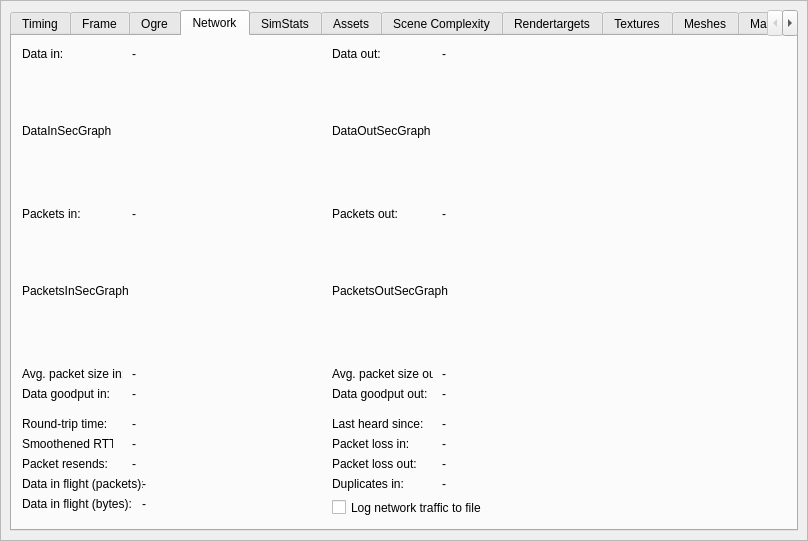
This is bin/data/ui/profiler.ui in realXtend/tundra as Qt 5 draws it before an edit. The edited form follows.
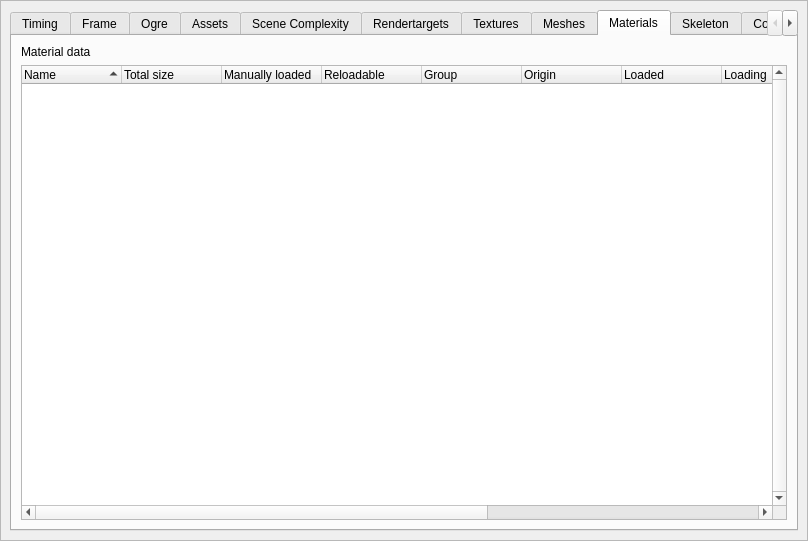
This is the edited form. The open tabs and pages were chosen to show the change.

Commit message: DebugStatsModule and TimeProfilerWindow cleanup. Remove LLUDP networking tabs from the profiling window. Enable profiler window even if not running with PROFILING enabled, as the window contains useful Ogre statistics.

Diff of the .ui file:
```diff
--- a/bin/data/ui/profiler.ui
+++ b/bin/data/ui/profiler.ui
@@ -805,593 +805,6 @@
           </property>
          </widget>
         </widget>
-        <widget class="QWidget" name="network">
-         <attribute name="title">
-          <string>Network</string>
-         </attribute>
-         <widget class="QLabel" name="label_20">
-          <property name="geometry">
-           <rect>
-            <x>10</x>
-            <y>10</y>
-            <width>81</width>
-            <height>16</height>
-           </rect>
-          </property>
-          <property name="text">
-           <string>Data in:</string>
-          </property>
-         </widget>
-         <widget class="QLabel" name="label_27">
-          <property name="geometry">
-           <rect>
-            <x>320</x>
-            <y>10</y>
-            <width>101</width>
-            <height>16</height>
-           </rect>
-          </property>
-          <property name="text">
-           <string>Data out:</string>
-          </property>
-         </widget>
-         <widget class="QLabel" name="labelDataInPerSec">
-          <property name="geometry">
-           <rect>
-            <x>120</x>
-            <y>10</y>
-            <width>111</width>
-            <height>16</height>
-           </rect>
-          </property>
-          <property name="text">
-           <string>-</string>
-          </property>
-         </widget>
-         <widget class="QLabel" name="labelDataOutPerSec">
-          <property name="geometry">
-           <rect>
-            <x>430</x>
-            <y>10</y>
-            <width>121</width>
-            <height>16</height>
-           </rect>
-          </property>
-          <property name="text">
-           <string>-</string>
-          </property>
-         </widget>
-         <widget class="QLabel" name="labelDataInSecGraph">
-          <property name="geometry">
-           <rect>
-            <x>10</x>
-            <y>30</y>
-            <width>300</width>
-            <height>130</height>
-           </rect>
-          </property>
-          <property name="text">
-           <string>DataInSecGraph</string>
-          </property>
-         </widget>
-         <widget class="QLabel" name="labelDataOutSecGraph">
-          <property name="geometry">
-           <rect>
-            <x>320</x>
-            <y>30</y>
-            <width>300</width>
-            <height>130</height>
-           </rect>
-          </property>
-          <property name="text">
-           <string>DataOutSecGraph</string>
-          </property>
-         </widget>
-         <widget class="QLabel" name="labelPacketsInSecGraph">
-          <property name="geometry">
-           <rect>
-            <x>10</x>
-            <y>190</y>
-            <width>300</width>
-            <height>130</height>
-           </rect>
-          </property>
-          <property name="text">
-           <string>PacketsInSecGraph</string>
-          </property>
-         </widget>
-         <widget class="QLabel" name="labelPacketsOutSecGraph">
-          <property name="geometry">
-           <rect>
-            <x>320</x>
-            <y>190</y>
-            <width>300</width>
-            <height>130</height>
-           </rect>
-          </property>
-          <property name="text">
-           <string>PacketsOutSecGraph</string>
-          </property>
-         </widget>
-         <widget class="QLabel" name="labelPacketsOutPerSec">
-          <property name="geometry">
-           <rect>
-            <x>430</x>
-            <y>170</y>
-            <width>131</width>
-            <height>16</height>
-           </rect>
-          </property>
-          <property name="text">
-           <string>-</string>
-          </property>
-         </widget>
-         <widget class="QLabel" name="label_21">
-          <property name="geometry">
-           <rect>
-            <x>10</x>
-            <y>170</y>
-            <width>81</width>
-            <height>16</height>
-           </rect>
-          </property>
-          <property name="text">
-           <string>Packets in:</string>
-          </property>
-         </widget>
-         <widget class="QLabel" name="labelPacketsInPerSec">
-          <property name="geometry">
-           <rect>
-            <x>120</x>
-            <y>170</y>
-            <width>111</width>
-            <height>16</height>
-           </rect>
-          </property>
-          <property name="text">
-           <string>-</string>
-          </property>
-         </widget>
-         <widget class="QLabel" name="label_28">
-          <property name="geometry">
-           <rect>
-            <x>320</x>
-            <y>170</y>
-            <width>101</width>
-            <height>16</height>
-           </rect>
-          </property>
-          <property name="text">
-           <string>Packets out:</string>
-          </property>
-         </widget>
-         <widget class="QLabel" name="labelRoundTripTime">
-          <property name="geometry">
-           <rect>
-            <x>120</x>
-            <y>380</y>
-            <width>111</width>
-            <height>16</height>
-           </rect>
-          </property>
-          <property name="text">
-           <string>-</string>
-          </property>
-         </widget>
-         <widget class="QLabel" name="labelAvgPacketSizeIn">
-          <property name="geometry">
-           <rect>
-            <x>120</x>
-            <y>330</y>
-            <width>111</width>
-            <height>16</height>
-           </rect>
-          </property>
-          <property name="text">
-           <string>-</string>
-          </property>
-         </widget>
-         <widget class="QLabel" name="label_46">
-          <property name="geometry">
-           <rect>
-            <x>320</x>
-            <y>440</y>
-            <width>121</width>
-            <height>16</height>
-           </rect>
-          </property>
-          <property name="text">
-           <string>Duplicates in:</string>
-          </property>
-         </widget>
-         <widget class="QLabel" name="labelAvgPacketSizeOut">
-          <property name="geometry">
-           <rect>
-            <x>430</x>
-            <y>330</y>
-            <width>141</width>
-            <height>16</height>
-           </rect>
-          </property>
-          <property name="text">
-           <string>-</string>
-          </property>
-         </widget>
-         <widget class="QLabel" name="label_45">
-          <property name="geometry">
-           <rect>
-            <x>320</x>
-            <y>400</y>
-            <width>121</width>
-            <height>16</height>
-           </rect>
-          </property>
-          <property name="text">
-           <string>Packet loss in:</string>
-          </property>
-         </widget>
-         <widget class="QLabel" name="labelPacketResends">
-          <property name="geometry">
-           <rect>
-            <x>120</x>
-            <y>420</y>
-            <width>111</width>
-            <height>16</height>
-           </rect>
-          </property>
-          <property name="text">
-           <string>-</string>
-          </property>
-         </widget>
-         <widget class="QLabel" name="label_36">
-          <property name="geometry">
-           <rect>
-            <x>10</x>
-            <y>380</y>
-            <width>101</width>
-            <height>16</height>
-           </rect>
-          </property>
-          <property name="text">
-           <string>Round-trip time:</string>
-          </property>
-         </widget>
-         <widget class="QLabel" name="label_37">
-          <property name="geometry">
-           <rect>
-            <x>320</x>
-            <y>380</y>
-            <width>101</width>
-            <height>16</height>
-           </rect>
-          </property>
-          <property name="text">
-           <string>Last heard since:</string>
-          </property>
-         </widget>
-         <widget class="QLabel" name="labelDataInFlightPackets">
-          <property name="geometry">
-           <rect>
-            <x>130</x>
-            <y>440</y>
-            <width>111</width>
-            <height>16</height>
-           </rect>
-          </property>
-          <property name="text">
-           <string>-</string>
-          </property>
-         </widget>
-         <widget class="QLabel" name="labelLastHeardSince">
-          <property name="geometry">
-           <rect>
-            <x>430</x>
-            <y>380</y>
-            <width>111</width>
-            <height>16</height>
-           </rect>
-          </property>
-          <property name="text">
-           <string>-</string>
-          </property>
-         </widget>
-         <widget class="QLabel" name="label_38">
-          <property name="geometry">
-           <rect>
-            <x>10</x>
-            <y>350</y>
-            <width>101</width>
-            <height>16</height>
-           </rect>
-          </property>
-          <property name="text">
-           <string>Data goodput in:</string>
-          </property>
-         </widget>
-         <widget class="QLabel" name="labelPacketLossOut">
-          <property name="geometry">
-           <rect>
-            <x>430</x>
-            <y>420</y>
-            <width>131</width>
-            <height>16</height>
-           </rect>
-          </property>
-          <property name="text">
-           <string>-</string>
-          </property>
-         </widget>
-         <widget class="QLabel" name="label_39">
-          <property name="geometry">
-           <rect>
-            <x>320</x>
-            <y>350</y>
-            <width>101</width>
-            <height>16</height>
-           </rect>
-          </property>
-          <property name="text">
-           <string>Data goodput out:</string>
-          </property>
-         </widget>
-         <widget class="QLabel" name="labelDataGoodputIn">
-          <property name="geometry">
-           <rect>
-            <x>120</x>
-            <y>350</y>
-            <width>111</width>
-            <height>16</height>
-           </rect>
-          </property>
-          <property name="text">
-           <string>-</string>
-          </property>
-         </widget>
-         <widget class="QLabel" name="labelDataGoodputOut">
-          <property name="geometry">
-           <rect>
-            <x>430</x>
-            <y>350</y>
-            <width>121</width>
-            <height>16</height>
-           </rect>
-          </property>
-          <property name="text">
-           <string>-</string>
-          </property>
-         </widget>
-         <widget class="QLabel" name="label_43">
-          <property name="geometry">
-           <rect>
-            <x>320</x>
-            <y>420</y>
-            <width>121</width>
-            <height>16</height>
-           </rect>
-          </property>
-          <property name="text">
-           <string>Packet loss out:</string>
-          </property>
-         </widget>
-         <widget class="QLabel" name="label_22">
-          <property name="geometry">
-           <rect>
-            <x>10</x>
-            <y>330</y>
-            <width>101</width>
-            <height>16</height>
-           </rect>
-          </property>
-          <property name="text">
-           <string>Avg. packet size in:</string>
-          </property>
-         </widget>
-         <widget class="QLabel" name="labelDuplicatesIn">
-          <property name="geometry">
-           <rect>
-            <x>430</x>
-            <y>440</y>
-            <width>111</width>
-            <height>16</height>
-           </rect>
-          </property>
-          <property name="text">
-           <string>-</string>
-          </property>
-         </widget>
-         <widget class="QLabel" name="label_42">
-          <property name="geometry">
-           <rect>
-            <x>10</x>
-            <y>420</y>
-            <width>121</width>
-            <height>16</height>
-           </rect>
-          </property>
-          <property name="text">
-           <string>Packet resends:</string>
-          </property>
-         </widget>
-         <widget class="QLabel" name="label_44">
-          <property name="geometry">
-           <rect>
-            <x>10</x>
-            <y>440</y>
-            <width>121</width>
-            <height>16</height>
-           </rect>
-          </property>
-          <property name="text">
-           <string>Data in flight (packets):</string>
-          </property>
-         </widget>
-         <widget class="QLabel" name="labelPacketLossIn">
-          <property name="geometry">
-           <rect>
-            <x>430</x>
-            <y>400</y>
-            <width>131</width>
-            <height>16</height>
-           </rect>
-          </property>
-          <property name="text">
-           <string>-</string>
-          </property>
-         </widget>
-         <widget class="QLabel" name="label_29">
-          <property name="geometry">
-           <rect>
-            <x>320</x>
-            <y>330</y>
-            <width>101</width>
-            <height>16</height>
-           </rect>
-          </property>
-          <property name="text">
-           <string>Avg. packet size out:</string>
-          </property>
-         </widget>
-         <widget class="QLabel" name="label_47">
-          <property name="geometry">
-           <rect>
-            <x>10</x>
-            <y>400</y>
-            <width>91</width>
-            <height>16</height>
-           </rect>
-          </property>
-          <property name="text">
-           <string>Smoothened RTT:</string>
-          </property>
-         </widget>
-         <widget class="QLabel" name="labelSmoothenedRoundTripTime">
-          <property name="geometry">
-           <rect>
-            <x>120</x>
-            <y>400</y>
-            <width>111</width>
-            <height>16</height>
-           </rect>
-          </property>
-          <property name="text">
-           <string>-</string>
-          </property>
-         </widget>
-         <widget class="QLabel" name="label_48">
-          <property name="geometry">
-           <rect>
-            <x>10</x>
-            <y>460</y>
-            <width>121</width>
-            <height>16</height>
-           </rect>
-          </property>
-          <property name="text">
-           <string>Data in flight (bytes):</string>
-          </property>
-         </widget>
-         <widget class="QLabel" name="labelDataInFlightBytes">
-          <property name="geometry">
-           <rect>
-            <x>130</x>
-            <y>460</y>
-            <width>111</width>
-            <height>16</height>
-           </rect>
-          </property>
-          <property name="text">
-           <string>-</string>
-          </property>
-         </widget>
-         <widget class="QCheckBox" name="checkBoxLogTraffic">
-          <property name="geometry">
-           <rect>
-            <x>320</x>
-            <y>460</y>
-            <width>151</width>
-            <height>23</height>
-           </rect>
-          </property>
-          <property name="sizePolicy">
-           <sizepolicy hsizetype="Fixed" vsizetype="Fixed">
-            <horstretch>0</horstretch>
-            <verstretch>0</verstretch>
-           </sizepolicy>
-          </property>
-          <property name="text">
-           <string>Log network traffic to file</string>
-          </property>
-          <property name="checkable">
-           <bool>true</bool>
-          </property>
-          <property name="checked">
-           <bool>false</bool>
-          </property>
-         </widget>
-        </widget>
-        <widget class="QWidget" name="simstats">
-         <attribute name="title">
-          <string>SimStats</string>
-         </attribute>
-         <layout class="QGridLayout" name="gridLayout_2">
-          <item row="0" column="0">
-           <widget class="QLabel" name="label_30">
-            <property name="text">
-             <string>Region MAP Coordinates:</string>
-            </property>
-           </widget>
-          </item>
-          <item row="0" column="1">
-           <widget class="QLabel" name="labelRegionMapCoords">
-            <property name="text">
-             <string>-</string>
-            </property>
-           </widget>
-          </item>
-          <item row="0" column="2">
-           <widget class="QLabel" name="label_32">
-            <property name="text">
-             <string>Region Object Capacity:</string>
-            </property>
-           </widget>
-          </item>
-          <item row="0" column="3">
-           <widget class="QLabel" name="labelRegionObjectCapacity">
-            <property name="text">
-             <string>-</string>
-            </property>
-           </widget>
-          </item>
-          <item row="0" column="4">
-           <widget class="QLabel" name="label_31">
-            <property name="text">
-             <string>PidStat:</string>
-            </property>
-           </widget>
-          </item>
-          <item row="0" column="5">
-           <widget class="QLabel" name="labelPidStat">
-            <property name="text">
-             <string>-</string>
-            </property>
-           </widget>
-          </item>
-          <item row="1" column="0" colspan="6">
-           <widget class="QTreeWidget" name="treeSimStats">
-            <column>
-             <property name="text">
-              <string>Statistic</string>
-             </property>
-            </column>
-            <column>
-             <property name="text">
-              <string>Value</string>
-             </property>
-            </column>
-           </widget>
-          </item>
-         </layout>
-        </widget>
         <widget class="QWidget" name="assets">
          <attribute name="title">
           <string>Assets</string>
```
Left out of the diff: 2 changed lines with no effect on the pictures. The commit also changes 5 other files.
